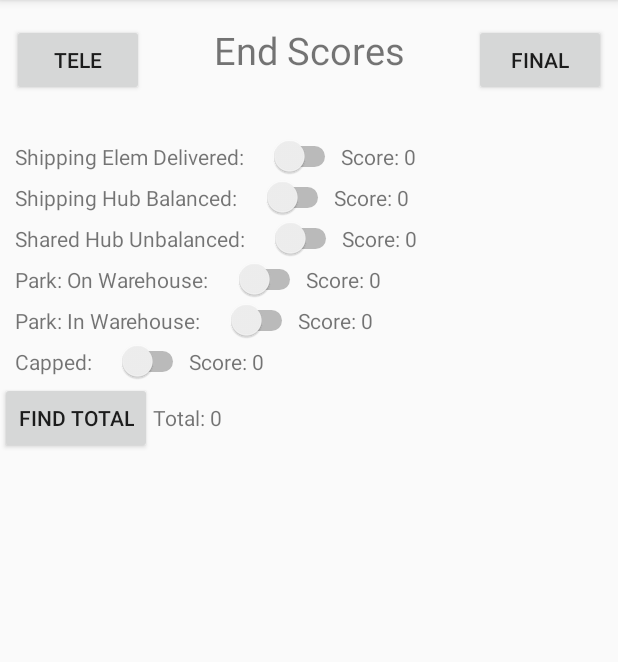
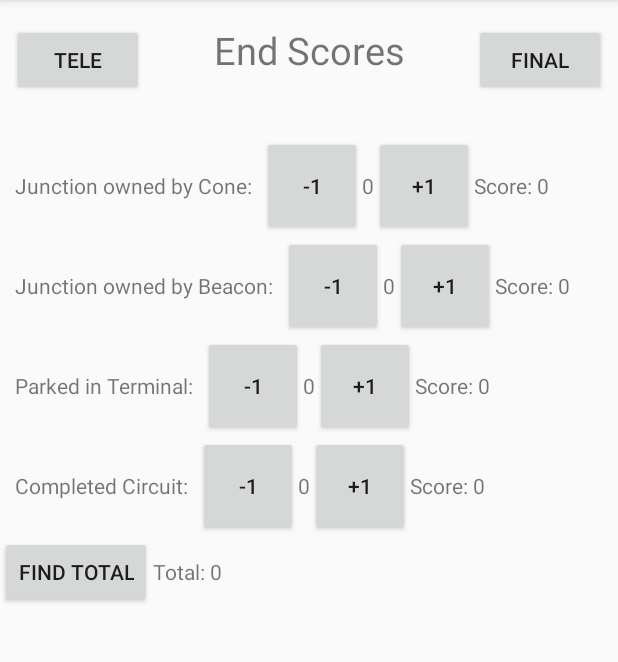
Before and after one commit to jbeta02/FTC_Scoring_App, an Android app: the EndActivity screen opened directly, with no data from a screen before it, on a phone screen of 412 x 824 dp, the part 84-746 px from its top. Run offline under Robolectric (Android 15) with nearby library versions, the phone set to English and light mode, and no system bars.

Commit message:
update to power play season

```diff
--- a/app/src/main/java/com/example/scoringapp/EndActivity.java
+++ b/app/src/main/java/com/example/scoringapp/EndActivity.java
@@ -26,7 +26,7 @@ public class EndActivity extends AppCompatActivity {
     private boolean fromNew;
     private boolean fromBack = false;
 
-    LinearLayout EndLayout;
+    LinearLayout endLayout;
 
     private SharedPreferences sharedPreferences;
     private SharedPreferences.Editor editor;
@@ -45,7 +45,7 @@ public class EndActivity extends AppCompatActivity {
         super.onCreate(savedInstanceState);
         setContentView(R.layout.activity_end);
 
-        EndLayout = findViewById(R.id.EndLayout);
+        endLayout = findViewById(R.id.EndLayout);
 
         scoreTypeList = new ArrayList<>();
 
@@ -70,7 +70,7 @@ public class EndActivity extends AppCompatActivity {
         ScrollView scrollView = new ScrollView(this);
         scrollView.addView(holdViews);
 
-        EndLayout.addView(scrollView);
+        endLayout.addView(scrollView);
 
 
         if (fromNew && !fromBack){
@@ -125,26 +125,15 @@ public class EndActivity extends AppCompatActivity {
     }
 
     //TODO: create score types and add them to list
-    public void createScoreTypes(LinearLayout EndLayout){
-        ScoreType delivered = new ScoreType(this, EndLayout, "Shipping Elem Delivered", false, 6);
-        add(delivered);
+    public void createScoreTypes(LinearLayout endLayout){
 
-        ScoreType balanced = new ScoreType(this, EndLayout, "Shipping Hub Balanced", false, 10);
-        add(balanced);
+        add(new ScoreType(this, endLayout, "Junction owned by Cone", true, 2));
 
-        ScoreType unbalanced = new ScoreType(this, EndLayout, "Shared Hub Unbalanced", false, 20);
-        add(unbalanced);
+        add(new ScoreType(this, endLayout, "Junction owned by Beacon", true, 10));
 
-        ScoreType onWarehouse = new ScoreType(this, EndLayout, "Park: On Warehouse", false, 3);
-        add(onWarehouse);
+        add(new ScoreType(this, endLayout, "Parked in Terminal", true, 2));
 
-        ScoreType inWarehouse = new ScoreType(this, EndLayout, "Park: In Warehouse", false, 6);
-        add(inWarehouse);
-
-        ScoreType capped = new ScoreType(this, EndLayout, "Capped", false, 15);
-        add(capped);
-
-
+        add(new ScoreType(this, endLayout, "Completed Circuit", true, 20));
     }
 
     public void displayViews(){
```
